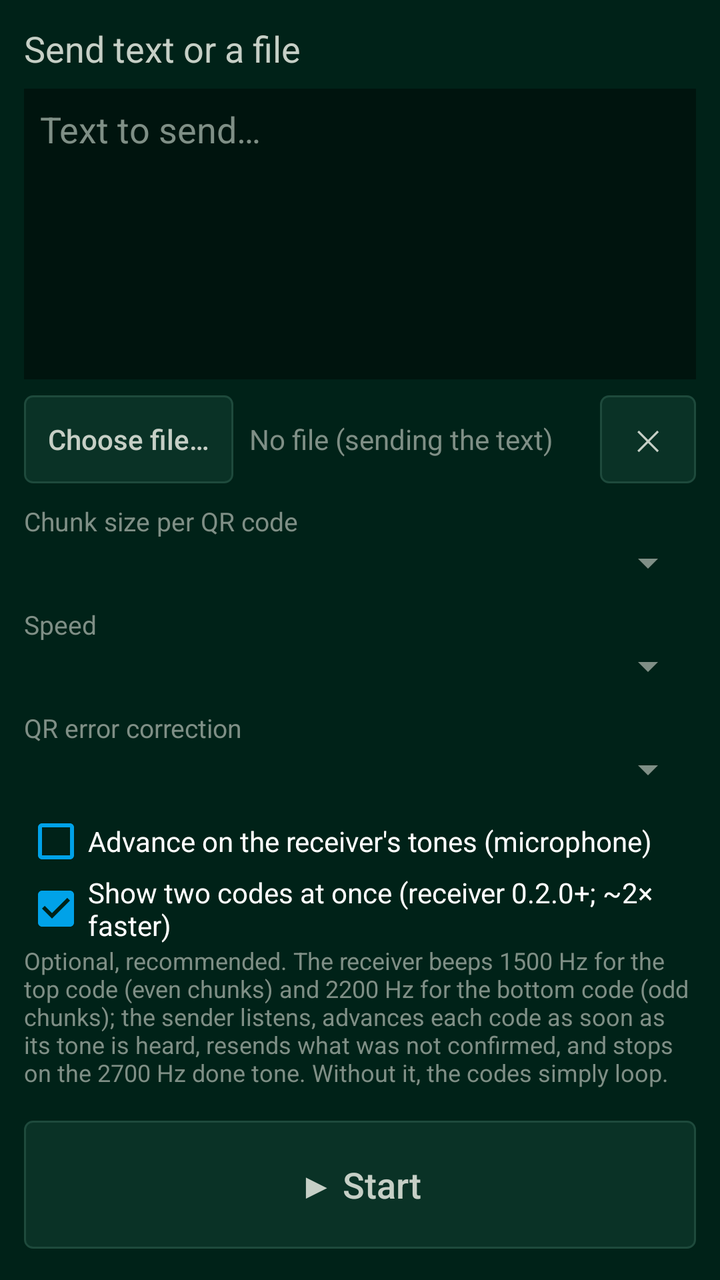
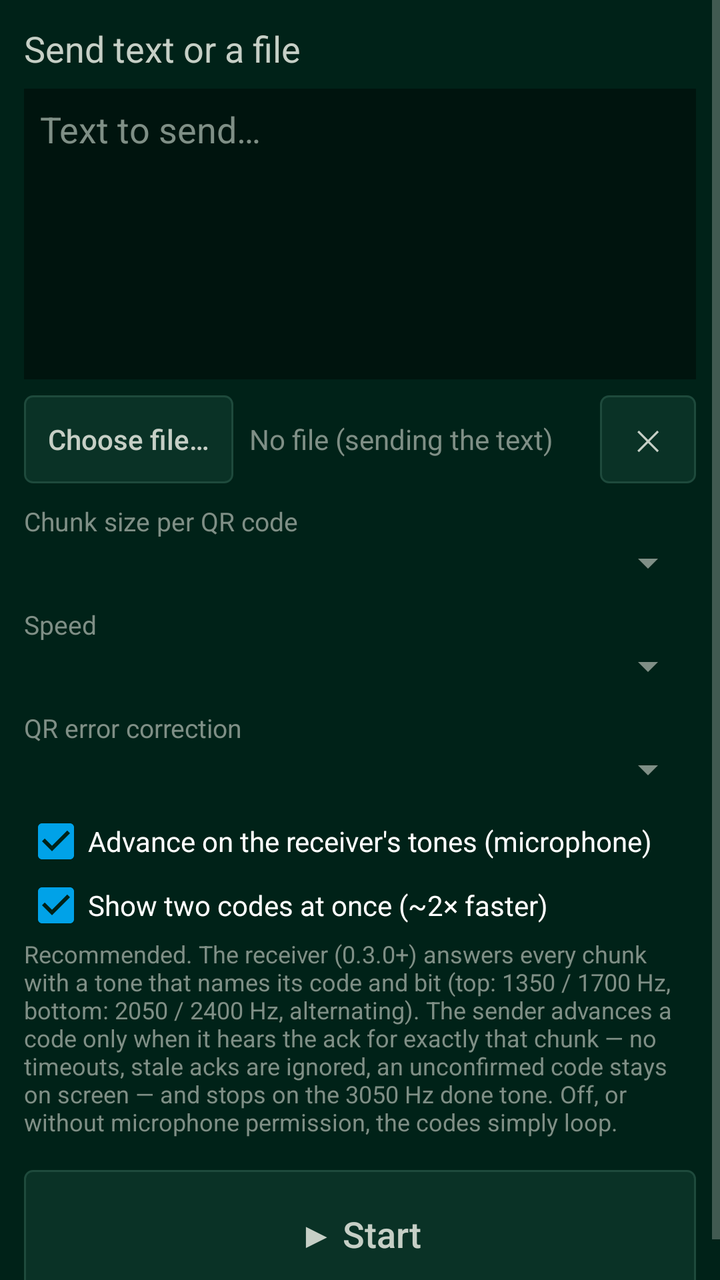

The first picture is an Android layout as it rendered before a commit; the second is the same layout after the commit. The layout source and the unified diff follow.
<!-- AndroidManifest.xml: application theme AppTheme -->
<!-- res/layout/activity_send.xml -->
<?xml version="1.0" encoding="utf-8"?>
<FrameLayout xmlns:android="http://schemas.android.com/apk/res/android"
    android:id="@+id/root"
    android:layout_width="match_parent"
    android:layout_height="match_parent">

    <ScrollView
        android:id="@+id/setup"
        android:layout_width="match_parent"
        android:layout_height="match_parent">

        <LinearLayout
            android:layout_width="match_parent"
            android:layout_height="wrap_content"
            android:orientation="vertical"
            android:padding="12dp">

            <TextView
                android:layout_width="wrap_content"
                android:layout_height="wrap_content"
                android:text="@string/send_title"
                android:textSize="18sp" />

            <EditText
                android:id="@+id/text"
                android:layout_width="match_parent"
                android:layout_height="wrap_content"
                android:layout_marginTop="8dp"
                android:background="@color/bg2"
                android:gravity="top|start"
                android:hint="@string/text_hint"
                android:importantForAutofill="no"
                android:inputType="textMultiLine"
                android:minLines="6"
                android:padding="8dp"
                android:textColorHint="@color/dim" />

            <LinearLayout
                android:layout_width="match_parent"
                android:layout_height="wrap_content"
                android:layout_marginTop="8dp"
                android:gravity="center_vertical"
                android:orientation="horizontal">

                <Button
                    android:id="@+id/pick"
                    android:layout_width="wrap_content"
                    android:layout_height="wrap_content"
                    android:text="@string/pick_file" />

                <TextView
                    android:id="@+id/file_info"
                    android:layout_width="0dp"
                    android:layout_height="wrap_content"
                    android:layout_marginStart="8dp"
                    android:layout_weight="1"
                    android:text="@string/no_file"
                    android:textColor="@color/dim" />

                <Button
                    android:id="@+id/clear_file"
                    android:layout_width="wrap_content"
                    android:layout_height="wrap_content"
                    android:contentDescription="@string/clear_file"
                    android:text="@string/x_glyph" />
            </LinearLayout>

            <TextView style="@style/Label" android:text="@string/chunk_size" />
            <Spinner android:id="@+id/chunk" android:layout_width="match_parent" android:layout_height="wrap_content" />
            <TextView style="@style/Label" android:text="@string/speed" />
            <Spinner android:id="@+id/fps" android:layout_width="match_parent" android:layout_height="wrap_content" />
            <TextView style="@style/Label" android:text="@string/ecc_level" />
            <Spinner android:id="@+id/ecc" android:layout_width="match_parent" android:layout_height="wrap_content" />

            <CheckBox
                android:id="@+id/ack"
                android:layout_width="match_parent"
                android:layout_height="wrap_content"
                android:layout_marginTop="8dp"
                android:buttonTint="@color/hi"
                android:text="@string/ack_mode" />

            <CheckBox
                android:id="@+id/two"
                android:layout_width="match_parent"
                android:layout_height="wrap_content"
                android:buttonTint="@color/hi"
                android:checked="true"
                android:text="@string/two_codes" />

            <TextView
                android:layout_width="match_parent"
                android:layout_height="wrap_content"
                android:text="@string/ack_help"
                android:textColor="@color/dim"
                android:textSize="12sp" />

            <Button
                android:id="@+id/start"
                android:layout_width="match_parent"
                android:layout_height="64dp"
                android:layout_marginTop="16dp"
                android:text="@string/start_send"
                android:textSize="18sp" />
        </LinearLayout>
    </ScrollView>

    <LinearLayout
        android:id="@+id/show"
        android:layout_width="match_parent"
        android:layout_height="match_parent"
        android:background="@color/bg2"
        android:orientation="vertical"
        android:visibility="gone">

        
        <LinearLayout
            android:id="@+id/qrs"
            android:layout_width="match_parent"
            android:layout_height="0dp"
            android:layout_weight="1"
            android:orientation="vertical">

            <ImageView
                android:id="@+id/qr_a"
                android:layout_width="match_parent"
                android:layout_height="0dp"
                android:layout_weight="1"
                android:contentDescription="@string/qr_desc"
                android:padding="6dp"
                android:scaleType="fitCenter" />

            <ImageView
                android:id="@+id/qr_b"
                android:layout_width="match_parent"
                android:layout_height="0dp"
                android:layout_weight="1"
                android:contentDescription="@string/qr_desc"
                android:padding="6dp"
                android:scaleType="fitCenter" />
        </LinearLayout>

        <TextView
            android:id="@+id/info"
            android:layout_width="match_parent"
            android:layout_height="wrap_content"
            android:fontFamily="monospace"
            android:gravity="center"
            android:padding="6dp" />

        <LinearLayout
            android:layout_width="match_parent"
            android:layout_height="wrap_content"
            android:orientation="horizontal"
            android:padding="8dp">

            <Button android:id="@+id/prev" style="@style/Ctl" android:contentDescription="@string/prev" android:text="@string/prev_glyph" />
            <Button android:id="@+id/pause" style="@style/Ctl" android:contentDescription="@string/pause" android:text="@string/pause_glyph" />
            <Button android:id="@+id/next" style="@style/Ctl" android:contentDescription="@string/next" android:text="@string/next_glyph" />
            <Button android:id="@+id/stop" style="@style/Ctl" android:contentDescription="@string/stop" android:text="@string/stop_glyph" />
        </LinearLayout>
    </LinearLayout>
</FrameLayout>
<!-- resources referenced by this layout -->
<resources>
  <color name="bg2">#FF00140E</color>
  <color name="dim">#FF7F8F86</color>
  <color name="hi">#FF00A2E8</color>
  <string name="ack_help">Optional, recommended. The receiver beeps 1500 Hz for the top code (even chunks) and 2200 Hz for the bottom code (odd chunks); the sender listens, advances each code as soon as its tone is heard, resends what was not confirmed, and stops on the 2700 Hz done tone. Without it, the codes simply loop.</string>
  <string name="ack_mode">Advance on the receiver\'s tones (microphone)</string>
  <string name="chunk_size">Chunk size per QR code</string>
  <string name="clear_file">Clear file</string>
  <string name="ecc_level">QR error correction</string>
  <string name="next">Next</string>
  <string name="next_glyph" translatable="false">▶▶</string>
  <string name="no_file">No file (sending the text)</string>
  <string name="pause">Pause</string>
  <string name="pause_glyph" translatable="false">⏸</string>
  <string name="pick_file">Choose file…</string>
  <string name="prev">Previous</string>
  <string name="prev_glyph" translatable="false">◀</string>
  <string name="qr_desc">QR code frame</string>
  <string name="send_title">Send text or a file</string>
  <string name="speed">Speed</string>
  <string name="start_send">▶ Start</string>
  <string name="stop">Stop</string>
  <string name="stop_glyph" translatable="false">■</string>
  <string name="text_hint">Text to send…</string>
  <string name="two_codes">Show two codes at once (receiver 0.2.0+; ~2× faster)</string>
  <string name="x_glyph" translatable="false">✕</string>
  <style name="Ctl" parent="Btn">
          <item name="android:layout_width">0dp</item>
          <item name="android:layout_height">56dp</item>
          <item name="android:layout_weight">1</item>
          <item name="android:layout_marginStart">2dp</item>
          <item name="android:layout_marginEnd">2dp</item>
      </style>
  <style name="Label">
          <item name="android:layout_width">wrap_content</item>
          <item name="android:layout_height">wrap_content</item>
          <item name="android:layout_marginTop">10dp</item>
          <item name="android:textColor">@color/dim</item>
          <item name="android:textSize">13sp</item>
      </style>
  <style name="Btn" parent="android:Widget.Material.Button.Borderless">
          <item name="android:background">@drawable/btn_bg</item>
          <item name="android:textColor">@color/text</item>
          <item name="android:textAllCaps">false</item>
          <item name="android:minHeight">44dp</item>
          <item name="android:minWidth">48dp</item>
          <item name="android:paddingStart">12dp</item>
          <item name="android:paddingEnd">12dp</item>
      </style>
  <color name="bg">#FF002218</color>
  <color name="text">#FFC6CFC6</color>
  <style name="Dialog" parent="android:Theme.Material.Dialog.Alert">
          <item name="android:colorAccent">@color/hi</item>
          <item name="android:colorBackground">@color/panel</item>
          <item name="android:textColorPrimary">@color/text</item>
          <item name="android:textColor">@color/text</item>
      </style>
  <!-- drawable btn_bg (drawable) -->
  <?xml version="1.0" encoding="utf-8"?>
  <ripple xmlns:android="http://schemas.android.com/apk/res/android" android:color="#5500A2E8">
      <item>
          <shape android:shape="rectangle">
              <solid android:color="@color/panel"/>
              <stroke android:width="1dp" android:color="@color/grid"/>
              <corners android:radius="4dp"/>
          </shape>
      </item>
  </ripple>
  <color name="panel">#FF0A3226</color>
  <color name="grid">#FF1E4A3C</color>
  <!-- unchanged entries left out for length: 1 -->
</resources>

<!-- the commit's change to res/layout/activity_send.xml (unified diff, before → after) -->
@@ -78,6 +78,7 @@
                 android:layout_height="wrap_content"
                 android:layout_marginTop="8dp"
                 android:buttonTint="@color/hi"
+                android:checked="true"
                 android:text="@string/ack_mode" />
 
             <CheckBox
@@ -148,6 +149,17 @@
             android:gravity="center"
             android:padding="6dp" />
 
+        
+        <TextView
+            android:id="@+id/ack_state"
+            android:layout_width="match_parent"
+            android:layout_height="wrap_content"
+            android:fontFamily="monospace"
+            android:gravity="center"
+            android:paddingHorizontal="6dp"
+            android:textColor="@color/dim"
+            android:textSize="12sp" />
+
         <LinearLayout
             android:layout_width="match_parent"
             android:layout_height="wrap_content"
<!-- resource entries referenced after the edit -->
@@ -3,7 +3,7 @@
   <color name="bg2">#FF00140E</color>
   <color name="dim">#FF7F8F86</color>
   <color name="hi">#FF00A2E8</color>
-  <string name="ack_help">Optional, recommended. The receiver beeps 1500 Hz for the top code (even chunks) and 2200 Hz for the bottom code (odd chunks); the sender listens, advances each code as soon as its tone is heard, resends what was not confirmed, and stops on the 2700 Hz done tone. Without it, the codes simply loop.</string>
+  <string name="ack_help">Recommended. The receiver (0.3.0+) answers every chunk with a tone that names its code and bit (top: 1350 / 1700 Hz, bottom: 2050 / 2400 Hz, alternating). The sender advances a code only when it hears the ack for exactly that chunk — no timeouts, stale acks are ignored, an unconfirmed code stays on screen — and stops on the 3050 Hz done tone. Off, or without microphone permission, the codes simply loop.</string>
   <string name="ack_mode">Advance on the receiver\'s tones (microphone)</string>
   <string name="chunk_size">Chunk size per QR code</string>
   <string name="clear_file">Clear file</string>
@@ -23,7 +23,7 @@
   <string name="stop">Stop</string>
   <string name="stop_glyph" translatable="false">■</string>
   <string name="text_hint">Text to send…</string>
-  <string name="two_codes">Show two codes at once (receiver 0.2.0+; ~2× faster)</string>
+  <string name="two_codes">Show two codes at once (~2× faster)</string>
   <string name="x_glyph" translatable="false">✕</string>
   <style name="Ctl" parent="Btn">
           <item name="android:layout_width">0dp</item>
